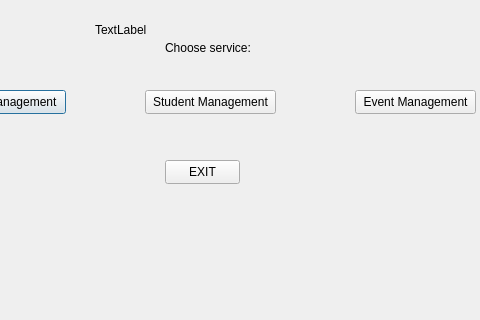
This is admin_homepage.ui in IOI-dot/UCMS as Qt 5 draws it before an edit; both pictures show x 95 to 575 and y 0 to 320 of the 678 by 469 pixel window. The edited form follows.
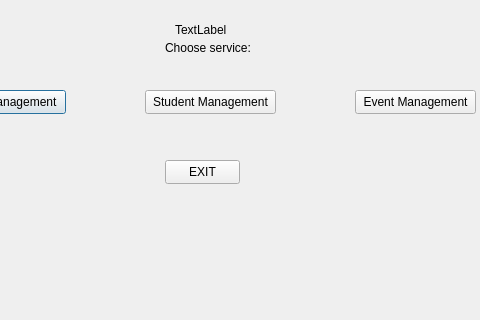
This is the edited form.

```diff
--- a/admin_homepage.ui
+++ b/admin_homepage.ui
@@ -68,7 +68,7 @@
   <widget class="QLabel" name="label_welcome">
    <property name="geometry">
     <rect>
-     <x>190</x>
+     <x>270</x>
      <y>20</y>
      <width>211</width>
      <height>20</height>
```
